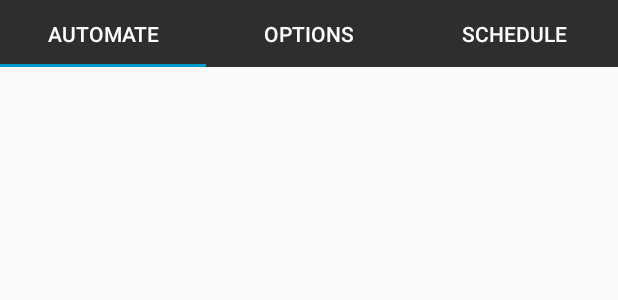
After one commit to tomoaki3284/WSUCourseHelperApp, an Android app: the layout tab_generator.xml on its own in the app's theme, with its tools: preview values and no code run, on a phone screen of 412 x 824 dp. The commit adds this screen. Shown: the top 300 px of the screen. Run offline under Robolectric (Android 15) with nearby library versions, the phone set to English and light mode, and no system bars.

```diff
--- /dev/null
+++ b/app/src/main/java/org/tomoaki/coursehelper/Model/MultiFilterable.java
@@ -0,0 +1,5 @@
+package org.tomoaki.coursehelper.Model;
+
+public interface MultiFilterable {
+    void filterCourses();
+}
--- /dev/null
+++ b/app/src/main/res/layout/tab_generator.xml
@@ -0,0 +1,46 @@
+<?xml version="1.0" encoding="utf-8"?>
+<LinearLayout
+    android:id="@+id/tab_main"
+    xmlns:android="http://schemas.android.com/apk/res/android"
+    android:layout_width="match_parent"
+    android:layout_height="match_parent"
+    android:orientation="vertical"
+    xmlns:app="http://schemas.android.com/apk/res-auto"
+    android:weightSum="10">
+
+    <com.google.android.material.tabs.TabLayout
+        android:id="@+id/tablayout_generator"
+        android:layout_width="match_parent"
+        android:layout_height="0dp"
+        android:layout_weight="0.55"
+        android:background="#2e2e2e"
+        app:tabIndicatorColor="@android:color/holo_blue_dark"
+        app:tabTextColor="@android:color/white">
+
+        <com.google.android.material.tabs.TabItem
+            android:id="@+id/tabItem_automate"
+            android:layout_width="wrap_content"
+            android:layout_height="wrap_content"
+            android:text="automate" />
+
+        <com.google.android.material.tabs.TabItem
+        android:id="@+id/tabItem_options"
+        android:layout_width="wrap_content"
+        android:layout_height="wrap_content"
+        android:text="options" />
+
+        <com.google.android.material.tabs.TabItem
+            android:id="@+id/tabItem_schedule"
+            android:layout_width="wrap_content"
+            android:layout_height="wrap_content"
+            android:text="schedule" />
+    </com.google.android.material.tabs.TabLayout>
+
+
+    <androidx.viewpager.widget.ViewPager
+        android:id="@+id/viewPager_generator"
+        android:layout_width="match_parent"
+        android:layout_height="0dp"
+        android:layout_weight="9.35"
+        app:layout_anchorGravity="top|center" />
+</LinearLayout>
```
Also changed, not shown: app/src/main/java/org/tomoaki/coursehelper/View/CoursesFragment.java (+6 -64 lines), app/src/main/java/org/tomoaki/coursehelper/View/EncapsulatedPairableSpinners.java (added, +100 -0 lines), app/src/main/res/layout/fragment_courses.xml (+2 -32 lines), app/src/main/res/layout/spinners_filter.xml (added, +32 -0 lines).
